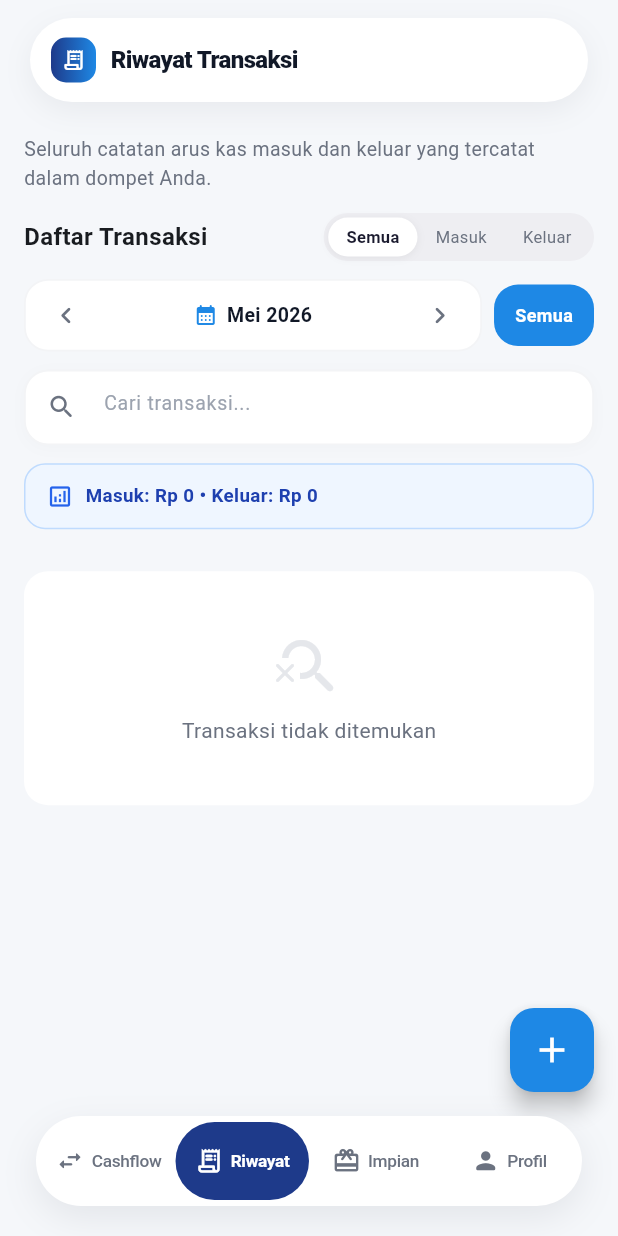
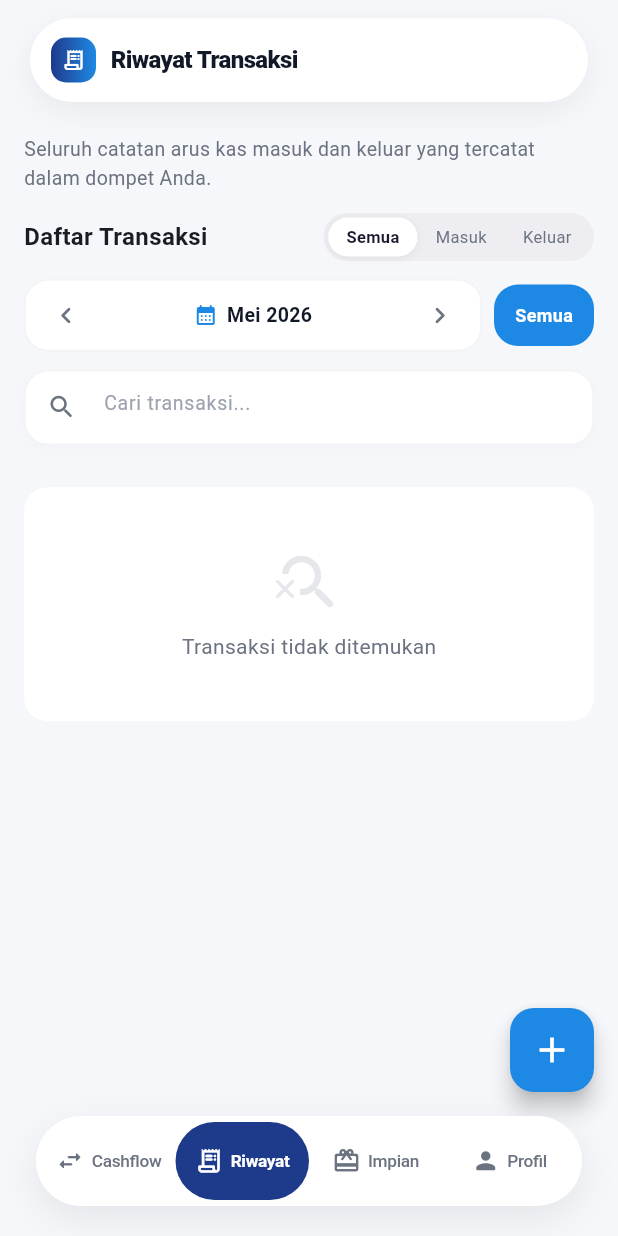
Before and after one commit to ardhikaxx/mysaku-app, a Flutter app: the HistoryScreen screen opened by its route, after a tap on the "chevron left" icon, on a phone screen of 412 x 824 dp. Run offline on Flutter 3.47's test engine with Material 3 defaults, Android fonts, the phone set to English and light mode, and no system bars; our stand-ins replace cloud_firestore, firebase_auth, firebase_core, flutter_riverpod, go_router, google_sign_in and 1 more; accounts and stored records are empty; network calls fail.

Commit message:
style: hapus seluruh kotak banner ringkasan dari halaman riwayat transaksi

```diff
--- a/lib/presentation/history/widgets/history_transaction_list.dart
+++ b/lib/presentation/history/widgets/history_transaction_list.dart
@@ -1,8 +1,6 @@
 import 'package:flutter/material.dart';
 import 'package:flutter_riverpod/flutter_riverpod.dart';
 import '../../../core/constants/app_colors.dart';
-import '../../../core/extensions/currency_extension.dart';
-import '../../../data/models/transaction_model.dart';
 import '../../../providers/auth_provider.dart';
 import '../../../providers/transaction_provider.dart';
 import '../../../providers/wallet_provider.dart';
@@ -296,67 +294,6 @@ class _HistoryTransactionListState
 
               return Column(
                 children: [
-                  // Banner Ringkasan Total Nominal Hasil Filter (Tetap diam di atas list)
-                  if (list.isNotEmpty ||
-                      query.isNotEmpty ||
-                      monthFilter != null ||
-                      filter != 'all') ...[
-                    Padding(
-                      padding: const EdgeInsets.fromLTRB(16, 0, 16, 12),
-                      child: Container(
-                        width: double.infinity,
-                        padding: const EdgeInsets.symmetric(
-                            horizontal: 14, vertical: 12),
-                        decoration: BoxDecoration(
-                          color: filter == 'expense'
-                              ? const Color(0xFFFEF2F2)
-                              : filter == 'income'
-                                  ? const Color(0xFFECFDF5)
-                                  : const Color(0xFFEFF6FF),
-                          borderRadius: BorderRadius.circular(14),
-                          border: Border.all(
-                            color: filter == 'expense'
-                                ? const Color(0xFFFECACA)
-                                : filter == 'income'
-                                    ? const Color(0xFFA7F3D0)
-                                    : const Color(0xFFBFDBFE),
-                          ),
-                        ),
-                        child: Row(
-                          children: [
-                            Icon(
-                              filter == 'expense'
-                                  ? Icons.arrow_upward_rounded
-                                  : filter == 'income'
-                                      ? Icons.arrow_downward_rounded
-                                      : Icons.analytics_outlined,
-                              size: 18,
-                              color: filter == 'expense'
-                                  ? const Color(0xFFDC2626)
-                                  : filter == 'income'
-                                      ? const Color(0xFF059669)
-                                      : const Color(0xFF2563EB),
-                            ),
-                            const SizedBox(width: 8),
-                            Expanded(
-                              child: Text(
-                                _getSummaryText(list, filter),
-                                style: TextStyle(
-                                  fontSize: 12.5,
-                                  fontWeight: FontWeight.w700,
-                                  color: filter == 'expense'
-                                      ? const Color(0xFF991B1B)
-                                      : filter == 'income'
-                                          ? const Color(0xFF065F46)
-                                          : const Color(0xFF1E40AF),
-                                ),
-                              ),
-                            ),
-                          ],
-                        ),
-                      ),
-                    ),
-                  ],
                   Expanded(
                     child: list.isEmpty
                         ? SingleChildScrollView(
@@ -431,23 +368,6 @@ class _HistoryTransactionListState
     return '${months[dt.month - 1]} ${dt.year}';
   }
 
-  String _getSummaryText(List<TransactionModel> list, String filter) {
-    double inc = 0;
-    double exp = 0;
-    for (var t in list) {
-      if (t.isIncome) inc += t.amount;
-      if (t.isExpense) exp += t.amount;
-    }
-
-    if (filter == 'expense') {
-      return 'Total Keluar: ${exp.toIDR}';
-    } else if (filter == 'income') {
-      return 'Total Masuk: ${inc.toIDR}';
-    } else {
-      return 'Masuk: ${inc.toCompactIDR} • Keluar: ${exp.toCompactIDR}';
-    }
-  }
-
   Widget _buildTab(
       WidgetRef ref, String currentFilter, String value, String label) {
     final isSelected = currentFilter == value;
```
